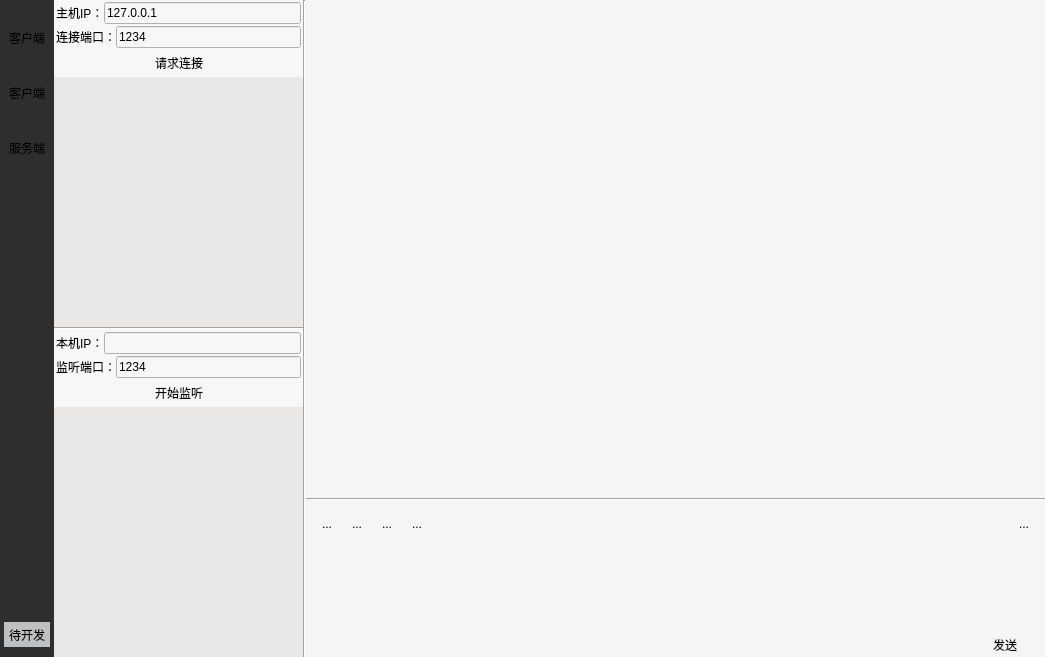
The window that oct-23th/wechat.ui (XiaoBigBro/text) describes before a commit, drawn with Qt 5.
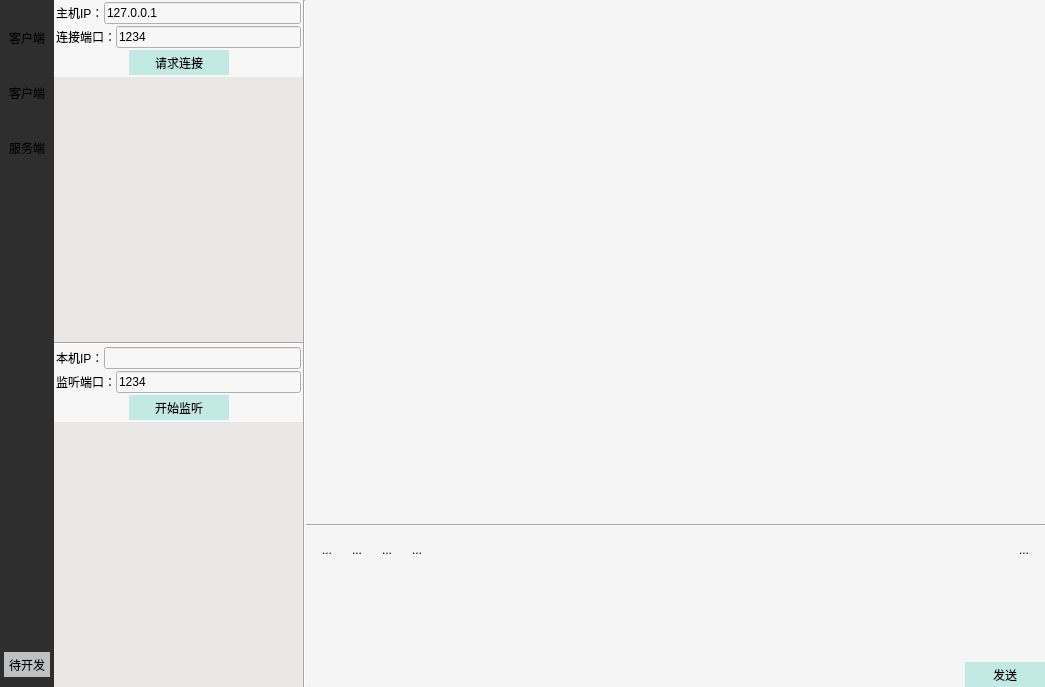
The same window after the commit. Icons and pictures are not drawn.

Commit message: 几个按键特效

Patch:
```diff
--- a/oct-23th/wechat.ui
+++ b/oct-23th/wechat.ui
@@ -7,7 +7,7 @@
     <x>0</x>
     <y>0</y>
     <width>1045</width>
-    <height>640</height>
+    <height>687</height>
    </rect>
   </property>
   <property name="windowTitle">
@@ -369,6 +369,9 @@
                        <height>0</height>
                       </size>
                      </property>
+                     <property name="styleSheet">
+                      <string notr="true">background-color:#c3e9e5;</string>
+                     </property>
                      <property name="text">
                       <string>请求连接</string>
                      </property>
@@ -537,6 +540,9 @@
                        <height>0</height>
                       </size>
                      </property>
+                     <property name="styleSheet">
+                      <string notr="true">background-color:#c3e9e5;</string>
+                     </property>
                      <property name="text">
                       <string>开始监听</string>
                      </property>
@@ -658,7 +664,7 @@
               </widget>
              </item>
              <item>
-              <widget class="QFrame" name="">
+              <widget class="QFrame" name="frame">
                <property name="frameShape">
                 <enum>QFrame::NoFrame</enum>
                </property>
@@ -768,6 +774,9 @@
                    <height>0</height>
                   </size>
                  </property>
+                 <property name="styleSheet">
+                  <string notr="true">background-color:#c3e9e5;</string>
+                 </property>
                  <property name="text">
                   <string>发送</string>
                  </property>
```
Left out of the diff: 2 changed lines with no effect on the pictures. The commit also changes 1 other file.
